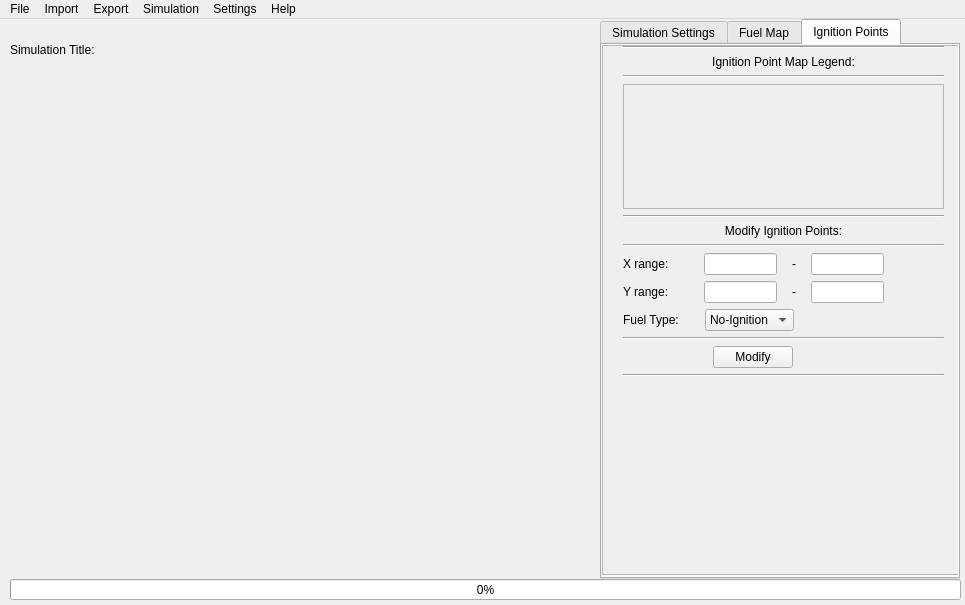
Before: the Qt Designer form src/qt_files/MainWindow.ui in luckek/FireScapeRx-dev, drawn with Qt 5.
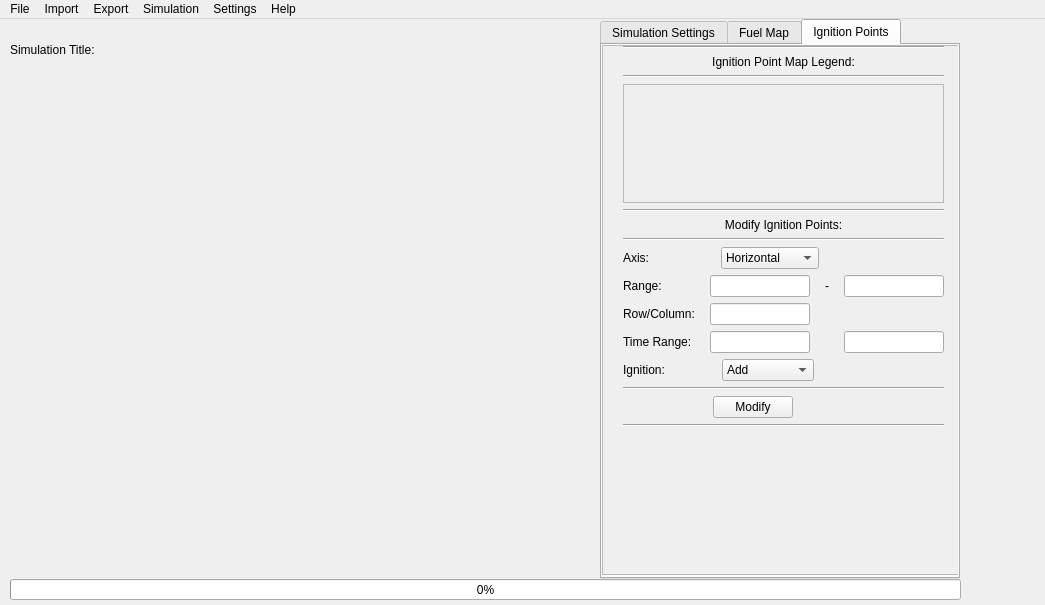
After: the same form once the commit is applied. The open tabs and pages were chosen to show the change.

Commit message: Redesigned ignition point editor tab

```diff
--- a/src/qt_files/MainWindow.ui
+++ b/src/qt_files/MainWindow.ui
@@ -6,7 +6,7 @@
    <rect>
     <x>0</x>
     <y>0</y>
-    <width>965</width>
+    <width>1045</width>
     <height>605</height>
    </rect>
   </property>
@@ -668,7 +668,7 @@
        <rect>
         <x>0</x>
         <y>0</y>
-        <width>360</width>
+        <width>361</width>
         <height>530</height>
        </rect>
       </property>
@@ -680,7 +680,7 @@
         <rect>
          <x>0</x>
          <y>0</y>
-         <width>358</width>
+         <width>359</width>
          <height>528</height>
         </rect>
        </property>
@@ -690,7 +690,7 @@
           <x>20</x>
           <y>0</y>
           <width>321</width>
-          <height>331</height>
+          <height>381</height>
          </rect>
         </property>
         <layout class="QVBoxLayout" name="verticalLayout_4">
@@ -729,7 +729,7 @@
               <x>0</x>
               <y>0</y>
               <width>317</width>
-              <height>109</height>
+              <height>99</height>
              </rect>
             </property>
            </widget>
@@ -759,92 +759,123 @@
            </property>
           </widget>
          </item>
+         <item>
+          <layout class="QHBoxLayout" name="horizontalLayout_5">
+           <property name="spacing">
+            <number>0</number>
+           </property>
+           <item>
+            <widget class="QLabel" name="label_17">
+             <property name="text">
+              <string>Axis:</string>
+             </property>
+             <property name="margin">
+              <number>2</number>
+             </property>
+            </widget>
+           </item>
+           <item>
+            <widget class="QComboBox" name="_ign_pt_axis_combo_box">
+             <property name="currentText">
+              <string>Horizontal</string>
+             </property>
+             <property name="currentIndex">
+              <number>0</number>
+             </property>
+             <item>
+              <property name="text">
+               <string>Horizontal</string>
+              </property>
+             </item>
+             <item>
+              <property name="text">
+               <string>Vertical</string>
+              </property>
+             </item>
+            </widget>
+           </item>
+           <item>
+            <spacer name="horizontalSpacer_22">
+             <property name="orientation">
+              <enum>Qt::Horizontal</enum>
+             </property>
+             <property name="sizeType">
+              <enum>QSizePolicy::Fixed</enum>
+             </property>
+             <property name="sizeHint" stdset="0">
+              <size>
+               <width>125</width>
+               <height>20</height>
+              </size>
+             </property>
+            </spacer>
+           </item>
+          </layout>
+         </item>
          <item>
           <layout class="QGridLayout" name="gridLayout_3">
            <property name="horizontalSpacing">
             <number>15</number>
            </property>
-           <item row="0" column="1">
-            <spacer name="horizontalSpacer_16">
-             <property name="orientation">
-              <enum>Qt::Horizontal</enum>
-             </property>
-             <property name="sizeType">
-              <enum>QSizePolicy::Fixed</enum>
-             </property>
-             <property name="sizeHint" stdset="0">
-              <size>
-               <width>20</width>
-               <height>20</height>
-              </size>
-             </property>
-            </spacer>
+           <item row="1" column="1">
+            <widget class="QLineEdit" name="_ign_pt_row_col_line_edit"/>
            </item>
-           <item row="0" column="2">
-            <widget class="QLineEdit" name="_x_rng_ign_pt_min_line_edit"/>
-           </item>
-           <item row="1" column="0">
+           <item row="0" column="0">
             <widget class="QLabel" name="label_11">
              <property name="text">
-              <string>Y range:</string>
+              <string>Range:</string>
              </property>
              <property name="margin">
               <number>2</number>
              </property>
             </widget>
            </item>
-           <item row="1" column="4">
-            <widget class="QLineEdit" name="_y_rng_ign_pt_max_line_edit">
+           <item row="0" column="3">
+            <widget class="QLineEdit" name="_ign_pt_rng_max_line_edit">
              <property name="placeholderText">
               <string/>
              </property>
             </widget>
            </item>
-           <item row="0" column="4">
-            <widget class="QLineEdit" name="_x_rng_ign_pt_max_line_edit"/>
-           </item>
-           <item row="0" column="0">
-            <widget class="QLabel" name="label_12">
+           <item row="0" column="1">
+            <widget class="QLineEdit" name="_ign_pt_rng_min_line_edit">
              <property name="text">
-              <string>X range:</string>
-             </property>
-             <property name="margin">
-              <number>2</number>
+              <string/>
              </property>
             </widget>
            </item>
-           <item row="1" column="3">
+           <item row="2" column="1">
+            <widget class="QLineEdit" name="_ign_pt_t_start_line_edit"/>
+           </item>
+           <item row="0" column="2">
             <widget class="QLabel" name="label_13">
              <property name="text">
               <string>-</string>
              </property>
             </widget>
            </item>
-           <item row="1" column="2">
-            <widget class="QLineEdit" name="_y_rng_ign_pt_min_line_edit"/>
-           </item>
-           <item row="0" column="3">
+           <item row="1" column="0">
             <widget class="QLabel" name="label_14">
              <property name="text">
-              <string>-</string>
+              <string>Row/Column:</string>
              </property>
+             <property name="margin">
+              <number>2</number>
+             </property>
             </widget>
            </item>
-           <item row="0" column="5">
-            <spacer name="horizontalSpacer_17">
-             <property name="orientation">
-              <enum>Qt::Horizontal</enum>
+           <item row="2" column="3">
+            <widget class="QLineEdit" name="_ign_pt_t_end_line_edit"/>
+           </item>
+           <item row="2" column="0">
+            <widget class="QLabel" name="label_16">
+             <property name="text">
+              <string>Time Range:</string>
              </property>
-             <property name="sizeType">
-              <enum>QSizePolicy::Fixed</enum>
+             <property name="margin">
+              <number>2</number>
              </property>
-             <property name="sizeHint" stdset="0">
-              <size>
-               <width>60</width>
-               <height>20</height>
-              </size>
-             </property>
-            </spacer>
+            </widget>
            </item>
           </layout>
          </item>
@@ -853,7 +884,7 @@
            <item>
             <widget class="QLabel" name="label_15">
              <property name="text">
-              <string>Fuel Type:</string>
+              <string>Ignition:</string>
              </property>
              <property name="margin">
               <number>1</number>
@@ -861,32 +892,16 @@
             </widget>
            </item>
            <item>
-            <spacer name="horizontalSpacer_18">
-             <property name="orientation">
-              <enum>Qt::Horizontal</enum>
-             </property>
-             <property name="sizeType">
-              <enum>QSizePolicy::Fixed</enum>
-             </property>
-             <property name="sizeHint" stdset="0">
-              <size>
-               <width>20</width>
-               <height>20</height>
-              </size>
-             </property>
-            </spacer>
-           </item>
-           <item>
-            <widget class="QComboBox" name="_ign_pt_combo_box">
+            <widget class="QComboBox" name="_ign_pt_add_rm_combo_box">
              <property name="currentText">
-              <string>No-Ignition</string>
+              <string>Add</string>
              </property>
              <property name="currentIndex">
               <number>0</number>
              </property>
              <item>
               <property name="text">
-               <string>No-Ignition</string>
+               <string>Add</string>
               </property>
              </item>
              <item>
@@ -901,9 +916,12 @@
              <property name="orientation">
               <enum>Qt::Horizontal</enum>
              </property>
+             <property name="sizeType">
+              <enum>QSizePolicy::Fixed</enum>
+             </property>
              <property name="sizeHint" stdset="0">
               <size>
-               <width>40</width>
+               <width>130</width>
                <height>20</height>
               </size>
              </property>
@@ -999,7 +1017,7 @@
     <rect>
      <x>0</x>
      <y>0</y>
-     <width>965</width>
+     <width>1045</width>
      <height>20</height>
     </rect>
    </property>
```
Left out of the diff: 4 changed lines with no effect on the pictures. The commit also changes 1 other file.
